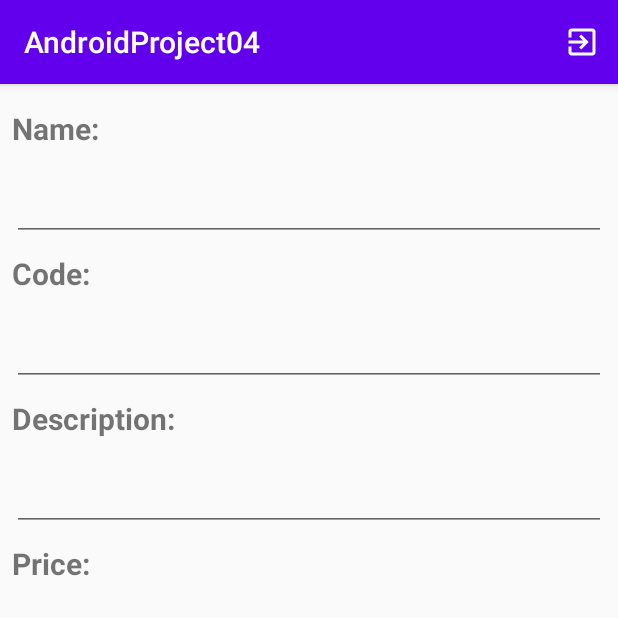
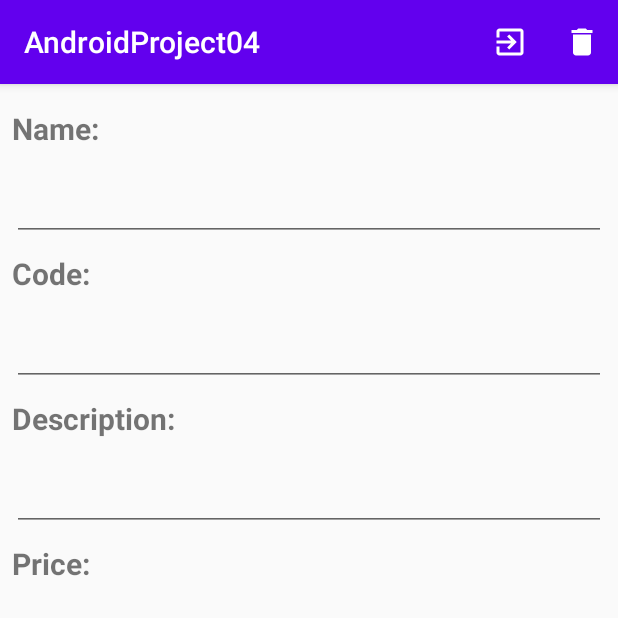
Before and after one commit to higorasilverio/Android_Java_Class04, an Android app: the ProductDetailFragment screen opened through its navigation route, on a phone screen of 412 x 824 dp, the top half of it. Run offline under Robolectric (Android 15) with nearby library versions, the phone set to English and light mode, and no system bars; our stand-ins replace Firebase (no records; nobody signed in at launch, a user with empty details on screens opened directly), data binding; libraries missing offline, so code that uses them is left out: com.firebase.ui.

```diff
--- a/app/src/main/java/br/com/siecola/androidproject04/product/ProductsListFragment.kt
+++ b/app/src/main/java/br/com/siecola/androidproject04/product/ProductsListFragment.kt
@@ -11,6 +11,7 @@ import androidx.navigation.fragment.findNavController
 import androidx.recyclerview.widget.DividerItemDecoration
 import androidx.recyclerview.widget.RecyclerView.VERTICAL
 import br.com.siecola.androidproject04.databinding.FragmentProductsListBinding
+import com.google.firebase.analytics.FirebaseAnalytics
 
 private const val TAG = "ProductsListFragment"
 
@@ -39,6 +40,8 @@ class ProductsListFragment : Fragment() {
         binding.fab.setOnClickListener { view ->
             this.findNavController()
                 .navigate(ProductsListFragmentDirections.actionShowProductDetail(null))
+            val firebaseAnalytics = FirebaseAnalytics.getInstance(this.context!!)
+            firebaseAnalytics.logEvent("new_item", null)
         }
         return binding.root
     }
--- a/app/src/main/java/br/com/siecola/androidproject04/productdetail/ProductDetailFragment.kt
+++ b/app/src/main/java/br/com/siecola/androidproject04/productdetail/ProductDetailFragment.kt
@@ -1,28 +1,49 @@
 package br.com.siecola.androidproject04.productdetail
 
 import android.os.Bundle
-import android.util.Log
-import android.view.LayoutInflater
-import android.view.View
-import android.view.ViewGroup
+import android.view.*
 import androidx.fragment.app.Fragment
 import androidx.lifecycle.ViewModelProviders
+import androidx.navigation.fragment.findNavController
+import br.com.siecola.androidproject04.R
 import br.com.siecola.androidproject04.databinding.FragmentProductDetailBinding
+import com.google.firebase.analytics.FirebaseAnalytics
 
-private const val TAG = "ProductDetailFragment"
 class ProductDetailFragment : Fragment() {
+    private var productCode: String? = null
+
+    private lateinit var binding: FragmentProductDetailBinding
+
     override fun onCreateView(inflater: LayoutInflater, container: ViewGroup?,
                               savedInstanceState: Bundle?): View? {
-        Log.i(TAG, "Creating ProductDetailFragment")
-        val binding = FragmentProductDetailBinding.inflate(inflater)
+
+        binding = FragmentProductDetailBinding.inflate(inflater)
+
         binding.setLifecycleOwner(this)
-//Fetch the product code and create the ViewModel here
+        //Fetch the product code and create the ViewModel here
 
-        val productCode = ProductDetailFragmentArgs.fromBundle(arguments!!).productCode
+        productCode = ProductDetailFragmentArgs.fromBundle(arguments!!).productCode
         val productDetailViewModelFactory = ProductDetailViewModelFactory(productCode)
         binding.productDetailViewModel = ViewModelProviders.of(
             this, productDetailViewModelFactory).get(ProductDetailViewModel::class.java)
-
+        setHasOptionsMenu(true)
         return binding.root
     }
+    override fun onCreateOptionsMenu(menu: Menu, inflater: MenuInflater) {
+        inflater.inflate(R.menu.product_details_menu, menu)
+    }
+    override fun onOptionsItemSelected(item: MenuItem): Boolean {
+        return when (item.itemId) {
+            R.id.delete_product -> {
+                binding.productDetailViewModel?.deleteProduct()
+                val firebaseAnalytics = FirebaseAnalytics.getInstance(this.context!!)
+                val bundle = Bundle()
+                bundle.putString(FirebaseAnalytics.Param.ITEM_ID, productCode)
+                firebaseAnalytics.logEvent("delete_item", bundle)
+                findNavController().popBackStack()
+                true
+            }
+            else -> super.onOptionsItemSelected(item)
+        }
+    }
 }
--- /dev/null
+++ b/app/src/main/res/drawable/ic_delete_black_24dp.xml
@@ -0,0 +1,10 @@
+<vector xmlns:android="http://schemas.android.com/apk/res/android"
+    android:width="24dp"
+    android:height="24dp"
+    android:viewportWidth="24"
+    android:viewportHeight="24"
+    android:tint="?attr/colorControlNormal">
+  <path
+      android:fillColor="@android:color/white"
+      android:pathData="M6,19c0,1.1 0.9,2 2,2h8c1.1,0 2,-0.9 2,-2V7H6v12zM19,4h-3.5l-1,-1h-5l-1,1H5v2h14V4z"/>
+</vector>
--- /dev/null
+++ b/app/src/main/res/menu/product_details_menu.xml
@@ -0,0 +1,9 @@
+<?xml version="1.0" encoding="utf-8"?>
+<menu xmlns:android="http://schemas.android.com/apk/res/android"
+    xmlns:app="http://schemas.android.com/apk/res-auto">
+    <item
+        android:id="@+id/delete_product"
+        android:icon="@drawable/ic_delete_black_24dp"
+        android:title="Delete product"
+        app:showAsAction="always" />
+</menu>
```
Also changed, not shown: app/src/main/java/br/com/siecola/androidproject04/product/ProductAdapter.kt (+15 -0 lines), app/src/main/java/br/com/siecola/androidproject04/productdetail/ProductDetailViewModel.kt (+6 -1 lines).
